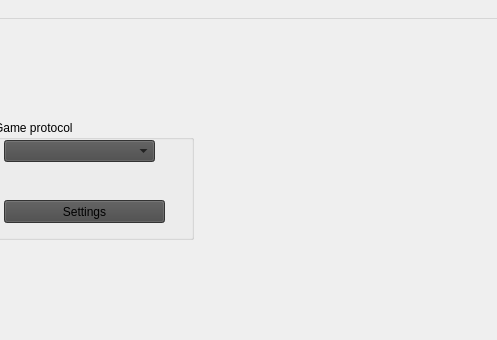
This is FaceTrackNoIR/FaceTrackNoIR.ui in aavendan/facetracknoir as Qt 5 draws it before an edit; both pictures show x 473 to 970 and y 0 to 340 of the 970 by 521 pixel window. The edited form follows.
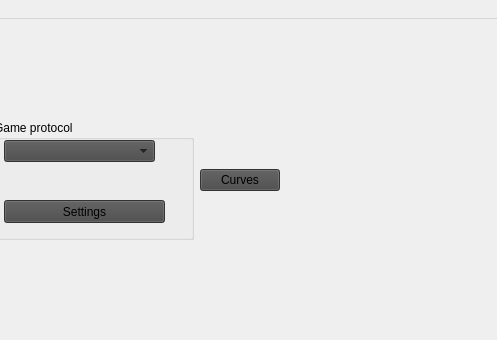
This is the edited form. Icons and pictures are not drawn.

```diff
--- a/FaceTrackNoIR/FaceTrackNoIR.ui
+++ b/FaceTrackNoIR/FaceTrackNoIR.ui
@@ -945,6 +945,23 @@
              </widget>
             </widget>
            </item>
+           <item>
+            <widget class="QPushButton" name="btnEditCurves">
+             <property name="text">
+              <string>Curves</string>
+             </property>
+             <property name="icon">
+              <iconset resource="FaceTrackNoIR.qrc">
+               <normaloff>:/UIElements/Curves.png</normaloff>:/UIElements/Curves.png</iconset>
+             </property>
+             <property name="iconSize">
+              <size>
+               <width>150</width>
+               <height>32</height>
+              </size>
+             </property>
+            </widget>
+           </item>
            <item>
             <spacer name="horizontalSpacer_3">
              <property name="orientation">
```
Left out of the diff: 2 changed lines with no effect on the pictures.
